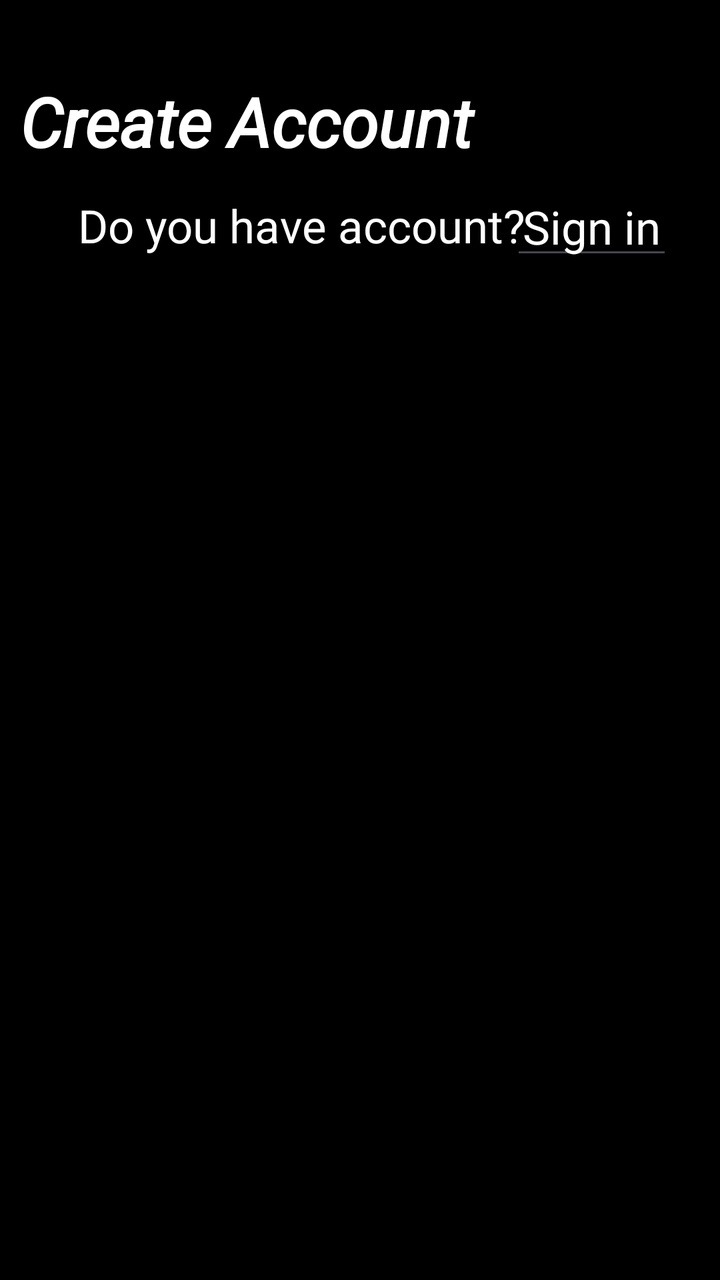
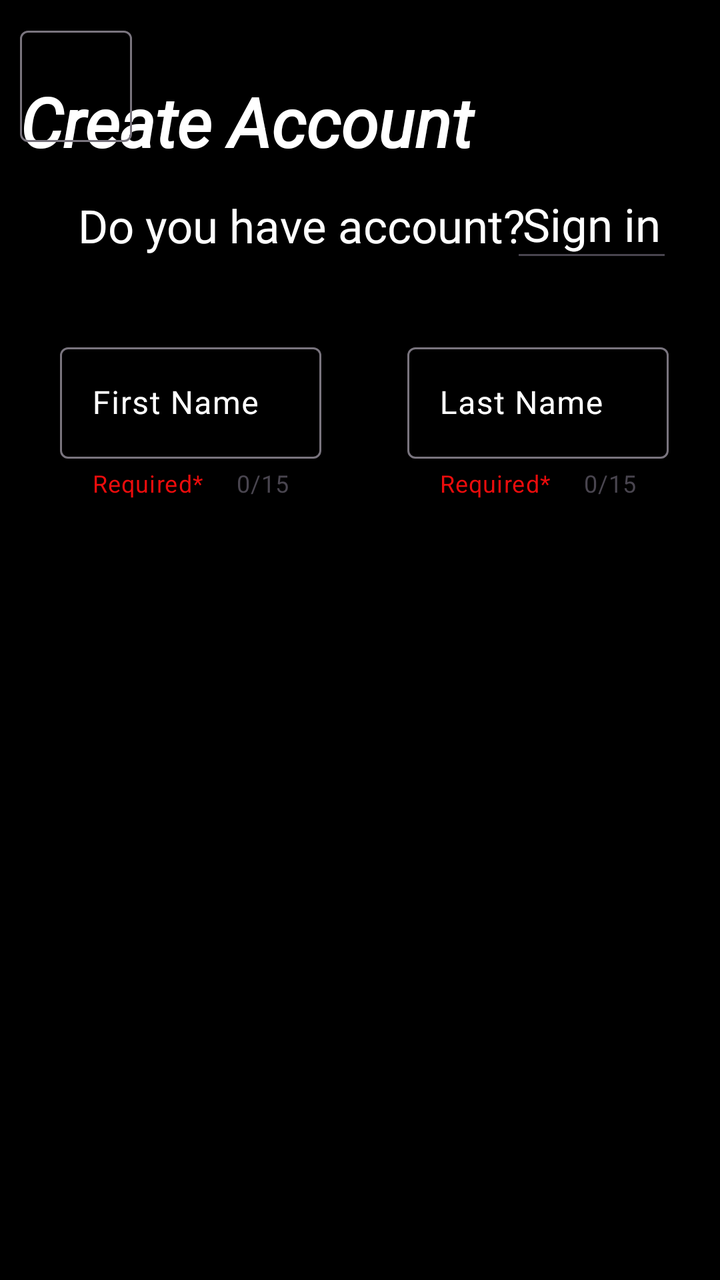

Before-and-after screenshots of an Android layout around one commit, followed by the original layout XML and the change that was made.
<!-- AndroidManifest.xml: application theme Theme.LoginApp -->
<!-- res/layout/activity_main.xml -->
<?xml version="1.0" encoding="utf-8"?>
<androidx.constraintlayout.widget.ConstraintLayout xmlns:android="http://schemas.android.com/apk/res/android"
    xmlns:app="http://schemas.android.com/apk/res-auto"
    xmlns:tools="http://schemas.android.com/tools"
    android:id="@+id/main"
    android:layout_width="match_parent"
    android:layout_height="match_parent"
    android:padding="10dp"
    android:background="@color/black"
    tools:context=".MainActivity">

    <TextView
        android:id="@+id/titleTv"
        android:layout_width="match_parent"
        android:layout_height="wrap_content"
        android:layout_marginTop="28dp"


        android:fontFamily="@font/roboto"
        android:text="Create Account"
        android:textAlignment="center"
        android:textColor="@color/white"
        android:textSize="34.sp"

        android:textStyle="bold"
        app:layout_constraintEnd_toEndOf="parent"
        app:layout_constraintHorizontal_bias="1.0"
        app:layout_constraintStart_toStartOf="parent"
        app:layout_constraintTop_toTopOf="parent" />

    <TextView
        android:id="@+id/subTitleTV"
        android:layout_width="wrap_content"
        android:layout_height="wrap_content"
        android:layout_marginTop="8dp"

        android:layout_marginEnd="12.dp"
        android:padding="6dp"
        android:text="Do you have account? "
        android:textAlignment="center"
        android:textColor="@color/white"
        android:textSize="23sp"
        app:layout_constraintEnd_toEndOf="parent"
        app:layout_constraintHorizontal_bias="0.264"

        app:layout_constraintStart_toStartOf="parent"
        app:layout_constraintTop_toBottomOf="@+id/titleTv" />

    <EditText
        android:id="@+id/signInEt"
        android:layout_width="wrap_content"
        android:layout_height="wrap_content"

        android:layout_marginStart="197.dp"
        android:layout_marginTop="82dp"
        android:padding="6dp"
        android:text="Sign in"
        android:textColor="@color/white"
        android:textSize="23sp"
        app:layout_constraintEnd_toEndOf="parent"
        app:layout_constraintHorizontal_bias="0.647"
        app:layout_constraintStart_toStartOf="@+id/subTitleTV"
        app:layout_constraintTop_toTopOf="parent" />


</androidx.constraintlayout.widget.ConstraintLayout>
<!-- resources referenced by this layout -->
<resources>
  <color name="black">#FF000000</color>
  <color name="white">#FFFFFFFF</color>
  <style name="Theme.LoginApp" parent="Base.Theme.LoginApp" />
  <style name="Base.Theme.LoginApp" parent="Theme.Material3.DayNight.NoActionBar">
          
          
      </style>
</resources>

<!-- the commit's change to res/layout/activity_main.xml (unified diff, before → after) -->
@@ -51,8 +51,10 @@
         android:layout_width="wrap_content"
         android:layout_height="wrap_content"
 
+
+        android:height="48dp"
         android:layout_marginStart="197.dp"
-        android:layout_marginTop="82dp"
+        android:layout_marginTop="78.dp"
         android:padding="6dp"
         android:text="Sign in"
         android:textColor="@color/white"
@@ -63,4 +65,80 @@
         app:layout_constraintTop_toTopOf="parent" />
 
 
+    <com.google.android.material.textfield.TextInputLayout
+
+        android:id="@+id/firstNameLayout"
+        android:layout_width="wrap_content"
+        android:layout_height="0dp"
+        android:layout_marginEnd="140.dp"
+        android:layout_marginTop="80.dp"
+        android:padding="5.dp"
+        android:hint="First Name"
+        app:helperText="Required*"
+       app:counterEnabled="true"
+        app:counterMaxLength="15"
+        app:helperTextTextColor="#EB0C0C"
+        android:textColorHint="@color/white"
+        app:layout_constraintEnd_toEndOf="parent"
+        app:layout_constraintHorizontal_bias="0.255"
+        app:layout_constraintStart_toStartOf="parent"
+        app:layout_constraintTop_toBottomOf="@+id/titleTv"
+
+        app:endIconMode="clear_text"
+        >
+
+         <com.google.android.material.textfield.TextInputEditText
+            android:id="@+id/firstNameEt"
+            android:layout_width="match_parent"
+            android:layout_height="match_parent"
+             android:inputType="text"
+            android:textColor="@color/white"
+             android:maxLength="15"
+        />
+    </com.google.android.material.textfield.TextInputLayout>
+    <com.google.android.material.textfield.TextInputLayout
+        android:id="@+id/lastNameLayout"
+        android:layout_width="wrap_content"
+        android:layout_height="wrap_content"
+        android:layout_marginStart="170.dp"
+        android:layout_marginTop="80.dp"
+        android:padding="5.dp"
+        android:hint="Last Name"
+        app:helperText="Required*"
+        app:counterEnabled="true"
+        app:counterMaxLength="15"
+        app:helperTextTextColor="#EB0C0C"
+        android:textColorHint="@color/white"
+        app:layout_constraintEnd_toEndOf="parent"
+        app:layout_constraintHorizontal_bias="0.255"
+        app:layout_constraintStart_toStartOf="@id/firstNameLayout"
+        app:layout_constraintTop_toBottomOf="@+id/titleTv"
+        app:endIconMode="clear_text"
+        >
+
+        <com.google.android.material.textfield.TextInputEditText
+            android:id="@+id/lastNameEt"
+            android:layout_width="match_parent"
+            android:layout_height="match_parent"
+            android:inputType="text"
+            android:textColor="@color/white"
+            android:maxLength="15"
+
+            />
+    </com.google.android.material.textfield.TextInputLayout>
+
+    <com.google.android.material.textfield.TextInputLayout
+        android:id="@+id/emailLayout"
+        android:layout_width="match_parent"
+        android:layout_height="wrap_content"
+        >
+
+        <com.google.android.material.textfield.TextInputEditText
+           android:layout_width="wrap_content"
+            android:layout_height="wrap_content"
+            />
+    </com.google.android.material.textfield.TextInputLayout>
+
+
+
 </androidx.constraintlayout.widget.ConstraintLayout>
